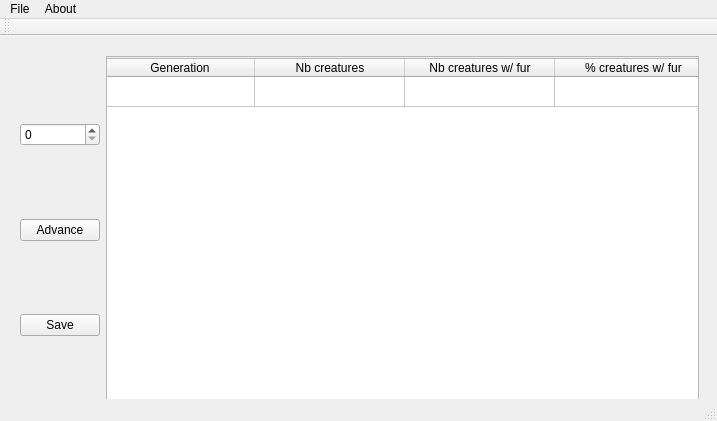
The window that qt/Graine_DNA/simwindow.ui (Agurato/Graine_DNA) describes before a commit, drawn with Qt 5.
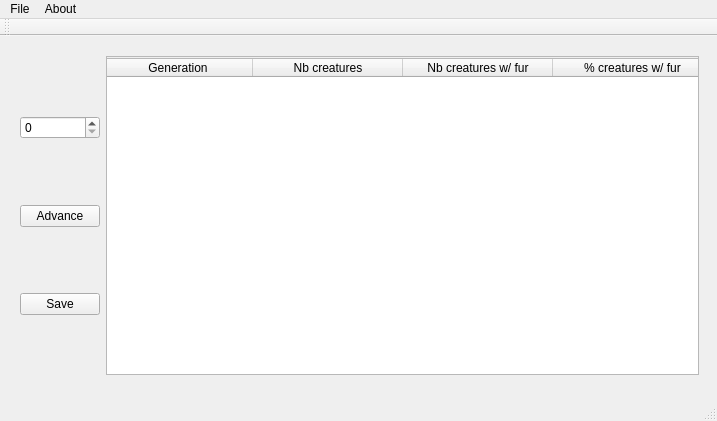
The same window after the commit.

```diff
--- a/qt/Graine_DNA/simwindow.ui
+++ b/qt/Graine_DNA/simwindow.ui
@@ -20,7 +20,7 @@
       <x>9</x>
       <y>9</y>
       <width>701</width>
-      <height>371</height>
+      <height>341</height>
      </rect>
     </property>
     <layout class="QHBoxLayout" name="horizontalLayout">
@@ -59,7 +59,7 @@
           <x>0</x>
           <y>0</y>
           <width>604</width>
-          <height>367</height>
+          <height>337</height>
          </rect>
         </property>
         <widget class="QTableWidget" name="tableWidget">
@@ -68,7 +68,7 @@
            <x>-5</x>
            <y>1</y>
            <width>611</width>
-           <height>361</height>
+           <height>341</height>
           </rect>
          </property>
          <property name="autoFillBackground">
@@ -83,11 +83,6 @@
          <attribute name="horizontalHeaderStretchLastSection">
           <bool>true</bool>
          </attribute>
-         <row>
-          <property name="text">
-           <string/>
-          </property>
-         </row>
          <column>
           <property name="text">
            <string>Generation</string>
```
Left out of the diff: 11 changed lines with no effect on the pictures.
